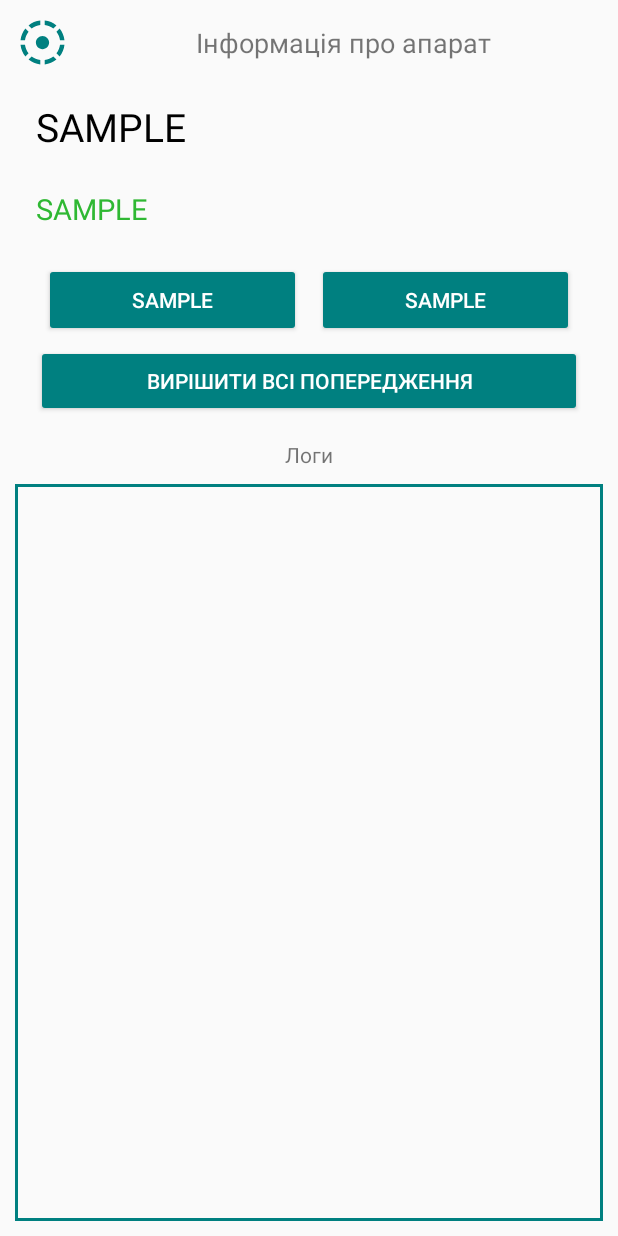
After one commit to shadercat/Automato-mobile, an Android app: the MacInformation screen opened directly, with no data from a screen before it, on a phone screen of 412 x 824 dp. The commit adds this screen. Run offline under Robolectric (Android 15) with nearby library versions, the phone set to English and light mode, and no system bars; libraries missing offline, so code that uses them is left out: com.loopj.android, cz.msebera.android; 1 statement that could not run was skipped.

Commit message:
- added mac information activity;

```diff
--- a/app/src/main/AndroidManifest.xml
+++ b/app/src/main/AndroidManifest.xml
@@ -13,6 +13,7 @@
         android:roundIcon="@mipmap/ic_launcher_round"
         android:supportsRtl="true"
         android:theme="@style/AppTheme">
+        <activity android:name=".MacInformation"></activity>
         <activity
             android:name=".EmptyActivity"
             android:screenOrientation="portrait">
@@ -27,7 +28,7 @@
             android:screenOrientation="portrait" />
         <activity
             android:name=".MainActivity"
-            android:screenOrientation="portrait"></activity>
+            android:screenOrientation="portrait" />
     </application>
 
 </manifest>
--- /dev/null
+++ b/app/src/main/java/shadercat/automato/Company.java
@@ -0,0 +1,77 @@
+package shadercat.automato;
+
+public class Company {
+
+    String name;
+    String email;
+    String compDescry;
+    String number;
+    String location;
+    String createTime;
+
+    public Company() {
+        this.name = "";
+        this.compDescry = "";
+        this.email = "";
+        this.createTime = "";
+        this.number = "";
+        this.location = "";
+    }
+
+    public Company(String name, String email, String compDescry, String number, String location, String createTime) {
+        this.name = name;
+        this.email = email;
+        this.compDescry = compDescry;
+        this.number = number;
+        this.location = location;
+        this.createTime = createTime;
+    }
+
+    public String getName() {
+        return name;
+    }
+
+    public void setName(String name) {
+        this.name = name;
+    }
+
+    public String getEmail() {
+        return email;
+    }
+
+    public void setEmail(String email) {
+        this.email = email;
+    }
+
+    public String getCompDescry() {
+        return compDescry;
+    }
+
+    public void setCompDescry(String compDescry) {
+        this.compDescry = compDescry;
+    }
+
+    public String getNumber() {
+        return number;
+    }
+
+    public void setNumber(String number) {
+        this.number = number;
+    }
+
+    public String getLocation() {
+        return location;
+    }
+
+    public void setLocation(String location) {
+        this.location = location;
+    }
+
+    public String getCreateTime() {
+        return createTime;
+    }
+
+    public void setCreateTime(String createTime) {
+        this.createTime = createTime;
+    }
+}
--- a/app/src/main/java/shadercat/automato/ConstantValues.java
+++ b/app/src/main/java/shadercat/automato/ConstantValues.java
@@ -6,5 +6,6 @@ public class ConstantValues {
     //static final String MainUrl = "http://192.168.1.148:3000/";
     static final String MainUrl = "https://automato-backend.herokuapp.com/";
     static final String getMachines = "api/machines";
-
+    static final String getMachineInfo = "api/machine";
+    static final String getCompanies = "company/list";
 }
--- /dev/null
+++ b/app/src/main/java/shadercat/automato/MacInformation.java
@@ -0,0 +1,75 @@
+package shadercat.automato;
+
+import android.os.Bundle;
+import android.view.View;
+import android.view.animation.Animation;
+import android.view.animation.AnimationUtils;
+import android.widget.Button;
+import android.widget.ImageView;
+import android.widget.TextView;
+
+import androidx.appcompat.app.AppCompatActivity;
+
+import com.loopj.android.http.JsonHttpResponseHandler;
+
+import org.json.JSONObject;
+
+import cz.msebera.android.httpclient.Header;
+
+public class MacInformation extends AppCompatActivity {
+    public static final String MAC_ID_EXTRA = "mac_id";
+
+    TextView mac_name;
+    TextView mac_id;
+    TextView state;
+    TextView prod_sate;
+    ImageView backArrow;
+    Button resolve;
+
+    @Override
+    protected void onCreate(Bundle savedInstanceState) {
+        super.onCreate(savedInstanceState);
+        setContentView(R.layout.activity_mac_information);
+        mac_name = findViewById(R.id.mac_name_info);
+        mac_id = findViewById(R.id.mac_id_info);
+        state = findViewById(R.id.state_info);
+        prod_sate = findViewById(R.id.prod_state_info);
+        backArrow = findViewById(R.id.back_arrow_info);
+        backArrow.setOnClickListener(new View.OnClickListener() {
+            @Override
+            public void onClick(View v) {
+                onBackPressed();
+            }
+        });
+        resolve = findViewById(R.id.resolve_info);
+        backArrow.setImageResource(R.drawable.ic_filter_tilt_shift_black_24dp);
+
+        final Animation logo_anim1 = AnimationUtils.loadAnimation(this, R.anim.rotate_logo);
+        final Animation logo_anim2 = AnimationUtils.loadAnimation(this, R.anim.shake_logo);
+        backArrow.startAnimation(logo_anim1);
+
+        String macId = "";
+        Bundle arguments = getIntent().getExtras();
+        if (arguments != null) {
+            macId = (String) arguments.getSerializable(MAC_ID_EXTRA);
+        }
+        HttpClient.get(ConstantValues.getMachineInfo, RequestParamsFactory.getMachineInfo(macId), new JsonHttpResponseHandler() {
+            @Override
+            public void onSuccess(int statusCode, Header[] headers, JSONObject response) {
+                if (ResponseHandler.IsSuccessed(response)) {
+                    Machine mac = ResponseHandler.GetMachine(response);
+                    mac_name.setText(mac.getName());
+                    mac_id.setText(getString(R.string.placeholderMacId, mac.getMacId()));
+                    String stat = mac.getState();
+                    state.setText(stat);
+                    state.setBackgroundColor(getColor(stat.equals("online") ? R.color.colorDarkGreen : R.color.colorGray));
+                    String prodSt = mac.getProdState();
+                    prod_sate.setText(prodSt);
+                    prod_sate.setBackgroundColor(getColor(prodSt.equals("normal") ? R.color.colorDarkGreen : R.color.colorGray));
+                    backArrow.setImageResource(R.drawable.ic_arrow_back_black_24dp);
+                    backArrow.startAnimation(logo_anim2);
+                }
+            }
+        });
+    }
+}
--- a/app/src/main/java/shadercat/automato/MachinesFragment.java
+++ b/app/src/main/java/shadercat/automato/MachinesFragment.java
@@ -1,11 +1,10 @@
 package shadercat.automato;
 
+import android.content.Intent;
 import android.os.Bundle;
-import android.util.Log;
 import android.view.LayoutInflater;
 import android.view.View;
 import android.view.ViewGroup;
-import android.widget.Toast;
 
 import androidx.annotation.NonNull;
 import androidx.annotation.Nullable;
@@ -52,14 +51,15 @@ public class MachinesFragment extends Fragment implements SnackbarMessage.Snackb
             @Override
             public void onChanged(List<Machine> machines) {
                 machinesList = machines;
-                Log.e("DEV", "get data from view model: " + machines.size());
                 adapter.setList(machinesList);
             }
         });
         adapter.setOnClickListener(new MachineListAdapter.ActionHandler() {
             @Override
             public void OnClick(int position) {
-                Toast.makeText(getContext(), "click on " + position, Toast.LENGTH_LONG).show();
+                Intent mac_info = new Intent(getContext(), MacInformation.class);
+                mac_info.putExtra(MacInformation.MAC_ID_EXTRA, machinesList.get(position).getMacId());
+                startActivity(mac_info);
             }
         });
 
--- a/app/src/main/java/shadercat/automato/RequestParamsFactory.java
+++ b/app/src/main/java/shadercat/automato/RequestParamsFactory.java
@@ -9,4 +9,8 @@ public class RequestParamsFactory {
         params.put("password", password);
         return params;
     }
+
+    public static RequestParams getMachineInfo(String mac_id) {
+        return new RequestParams("mac_id", mac_id);
+    }
 }
--- a/app/src/main/java/shadercat/automato/ResponseHandler.java
+++ b/app/src/main/java/shadercat/automato/ResponseHandler.java
@@ -40,4 +40,19 @@ public class ResponseHandler {
         }
         return machines;
     }
+
+    public static Machine GetMachine(JSONObject object) {
+        Machine mac = new Machine();
+        try {
+            JSONObject ob = object.getJSONObject("data");
+            mac.setId(ob.getString("_id"));
+            mac.setName(ob.getString("name"));
+            mac.setMacId(ob.getString("mac_id"));
+            mac.setProdState(ob.getString("prod_state"));
+            mac.setState(ob.getString("state"));
+        } catch (JSONException e) {
+            e.printStackTrace();
+        }
+        return mac;
+    }
 }
--- /dev/null
+++ b/app/src/main/res/drawable/ic_arrow_back_black_24dp.xml
@@ -0,0 +1,10 @@
+<vector android:height="24dp"
+    android:tint="#008080"
+    android:viewportHeight="24.0"
+    android:viewportWidth="24.0"
+    android:width="24dp"
+    xmlns:android="http://schemas.android.com/apk/res/android">
+    <path
+        android:fillColor="#FF000000"
+        android:pathData="M20,11H7.83l5.59,-5.59L12,4l-8,8 8,8 1.41,-1.41L7.83,13H20v-2z" />
+</vector>
--- /dev/null
+++ b/app/src/main/res/drawable/ic_filter_tilt_shift_black_24dp.xml
@@ -0,0 +1,10 @@
+<vector android:height="24dp"
+    android:tint="#008080"
+    android:viewportHeight="24.0"
+    android:viewportWidth="24.0"
+    android:width="24dp"
+    xmlns:android="http://schemas.android.com/apk/res/android">
+    <path
+        android:fillColor="#FF000000"
+        android:pathData="M11,4.07L11,2.05c-2.01,0.2 -3.84,1 -5.32,2.21L7.1,5.69c1.11,-0.86 2.44,-1.44 3.9,-1.62zM18.32,4.26C16.84,3.05 15.01,2.25 13,2.05v2.02c1.46,0.18 2.79,0.76 3.9,1.62l1.42,-1.43zM19.93,11h2.02c-0.2,-2.01 -1,-3.84 -2.21,-5.32L18.31,7.1c0.86,1.11 1.44,2.44 1.62,3.9zM5.69,7.1L4.26,5.68C3.05,7.16 2.25,8.99 2.05,11h2.02c0.18,-1.46 0.76,-2.79 1.62,-3.9zM4.07,13L2.05,13c0.2,2.01 1,3.84 2.21,5.32l1.43,-1.43c-0.86,-1.1 -1.44,-2.43 -1.62,-3.89zM15,12c0,-1.66 -1.34,-3 -3,-3s-3,1.34 -3,3 1.34,3 3,3 3,-1.34 3,-3zM18.31,16.9l1.43,1.43c1.21,-1.48 2.01,-3.32 2.21,-5.32h-2.02c-0.18,1.45 -0.76,2.78 -1.62,3.89zM13,19.93v2.02c2.01,-0.2 3.84,-1 5.32,-2.21l-1.43,-1.43c-1.1,0.86 -2.43,1.44 -3.89,1.62zM5.68,19.74C7.16,20.95 9,21.75 11,21.95v-2.02c-1.46,-0.18 -2.79,-0.76 -3.9,-1.62l-1.42,1.43z" />
+</vector>
--- /dev/null
+++ b/app/src/main/res/drawable/list_background.xml
@@ -0,0 +1,8 @@
+<?xml version="1.0" encoding="utf-8"?>
+<selector xmlns:android="http://schemas.android.com/apk/res/android">
+    <item>
+        <shape android:shape="rectangle">
+            <stroke android:color="@color/colorAccent" android:width="2dp" />
+        </shape>
+    </item>
+</selector>
--- /dev/null
+++ b/app/src/main/res/layout/activity_mac_information.xml
@@ -0,0 +1,137 @@
+<?xml version="1.0" encoding="utf-8"?>
+<androidx.coordinatorlayout.widget.CoordinatorLayout xmlns:android="http://schemas.android.com/apk/res/android"
+    xmlns:app="http://schemas.android.com/apk/res-auto"
+    xmlns:tools="http://schemas.android.com/tools"
+    android:layout_width="match_parent"
+    android:layout_height="match_parent"
+    tools:context=".MacInformation">
+
+    <LinearLayout
+        android:layout_width="match_parent"
+        android:layout_height="match_parent"
+        android:orientation="vertical">
+
+        <GridLayout
+            android:id="@+id/bottom_container_favouriteAdd"
+            android:layout_width="match_parent"
+            android:layout_height="wrap_content"
+            android:columnCount="2"
+            android:padding="5dp"
+            android:rowCount="1">
+
+            <ImageView
+                android:id="@+id/back_arrow_info"
+                android:layout_width="35dp"
+                android:layout_height="35dp"
+                android:layout_margin="5dp"
+                android:scaleType="centerCrop"
+                android:src="@drawable/ic_arrow_back_black_24dp" />
+
+            <TextView
+                android:layout_width="wrap_content"
+                android:layout_height="match_parent"
+                android:layout_gravity="center"
+                android:text="@string/macInfo"
+                android:textAlignment="center"
+                android:textSize="18sp" />
+        </GridLayout>
+
+        <GridLayout
+            android:layout_width="match_parent"
+            android:layout_height="wrap_content">
+
+            <LinearLayout
+                android:layout_width="match_parent"
+                android:layout_height="wrap_content"
+                android:orientation="vertical"
+                android:paddingLeft="24dp"
+                android:paddingRight="24dp"
+                android:paddingBottom="5dp"
+                android:paddingTop="10dp">
+
+                <TextView
+                    android:id="@+id/mac_name_info"
+                    android:layout_width="match_parent"
+                    android:layout_height="wrap_content"
+                    android:layout_marginBottom="24dp"
+                    android:text="@string/infoAcivity_sample"
+                    android:textAlignment="textStart"
+                    android:textColor="@color/colorBlack"
+                    android:textSize="26sp" />
+
+                <TextView
+                    android:id="@+id/mac_id_info"
+                    android:layout_width="match_parent"
+                    android:layout_height="wrap_content"
+                    android:layout_marginBottom="18dp"
+                    android:text="@string/infoAcivity_sample"
+                    android:textAlignment="textStart"
+                    android:textColor="@color/colorGreen"
+                    android:textSize="19sp" />
+
+                <GridLayout
+                    android:layout_width="match_parent"
+                    android:layout_height="wrap_content"
+                    android:columnCount="2"
+                    android:minHeight="60dp"
+                    android:rowCount="1">
+
+                    <TextView
+                        android:id="@+id/state_info"
+                        style="@style/Widget.AppCompat.Button.Colored"
+                        android:layout_width="0dp"
+                        android:layout_columnWeight="1"
+                        android:layout_gravity="fill"
+                        android:layout_margin="5dp"
+                        android:padding="12dp"
+                        android:text="@string/infoAcivity_sample" />
+
+                    <TextView
+                        android:id="@+id/prod_state_info"
+                        style="@style/Widget.AppCompat.Button.Colored"
+                        android:layout_width="0dp"
+                        android:layout_columnWeight="1"
+                        android:layout_gravity="fill"
+                        android:layout_margin="5dp"
+                        android:padding="12dp"
+                        android:text="@string/infoAcivity_sample" />
+                </GridLayout>
+
+                <Button
+                    android:id="@+id/resolve_info"
+                    style="@style/Widget.AppCompat.Button.Colored"
+                    android:layout_width="match_parent"
+                    android:layout_height="wrap_content"
+                    android:text="@string/resolveWarnings" />
+            </LinearLayout>
+        </GridLayout>
+
+        <LinearLayout
+            android:layout_width="match_parent"
+            android:layout_height="match_parent"
+            android:orientation="vertical"
+            android:paddingLeft="10dp"
+            android:paddingRight="10dp"
+            android:paddingBottom="10dp">
+
+            <TextView
+                android:layout_width="match_parent"
+                android:layout_height="wrap_content"
+                android:layout_marginTop="10dp"
+                android:layout_marginBottom="10dp"
+                android:text="@string/logs"
+                android:textAlignment="center" />
+
+            <androidx.recyclerview.widget.RecyclerView
+                android:id="@+id/propositionlist"
+                android:layout_width="match_parent"
+                android:layout_height="match_parent"
+                android:background="@drawable/list_background"
+                android:padding="2dp"
+                android:scrollbarAlwaysDrawVerticalTrack="true"
+                android:scrollbars="vertical"
+                app:layoutManager="LinearLayoutManager" />
+
+        </LinearLayout>
+    </LinearLayout>
+</androidx.coordinatorlayout.widget.CoordinatorLayout>
--- a/app/src/main/res/values/colors.xml
+++ b/app/src/main/res/values/colors.xml
@@ -4,8 +4,12 @@
     <color name="colorPrimaryDark">#005757</color>
     <color name="colorAccent">#008080</color>
     <color name="colorGreen">#2FB833</color>
+    <color name="colorDarkGreen">#388E3C</color>
     <color name="colorWhite">#FFFFFF</color>
     <color name="colorBlue">#00BCD4</color>
     <color name="colorLightGreen">#40E651</color>
     <color name="colorTouch">#5ED81B60</color>
+    <color name="colorGray">#525252</color>
+    <color name="colorBlack">#000000</color>
+    <color name="colorWarning">#C62828</color>
 </resources>
--- a/app/src/main/res/values/strings.xml
+++ b/app/src/main/res/values/strings.xml
@@ -13,4 +13,9 @@
     <string name="title_activity_login">Automato</string>
     <string name="wrongLogData">Неправильний пароль або електрона пошта</string>
     <string name="downloadError">Помилка при отриманні даних з серверу</string>
+    <string name="macInfo">Інформація про апарат</string>
+    <string name="infoAcivity_sample">SAMPLE</string>
+    <string name="logs">Логи</string>
+    <string name="resolveWarnings">Вирішити всі попередження</string>
+    <string name="placeholderMacId">Mac_id: %1$s</string>
 </resources>
```
